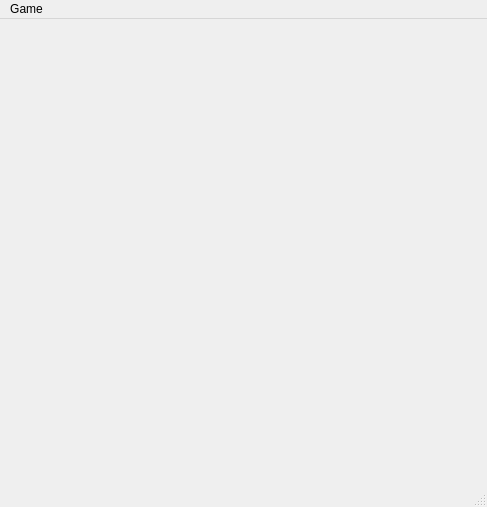
Before: the Qt Designer form PyLearn7-Assignment23/main_window.ui in MahdiAhmadiKamal/PyLearn7-GUI, drawn with Qt 5.
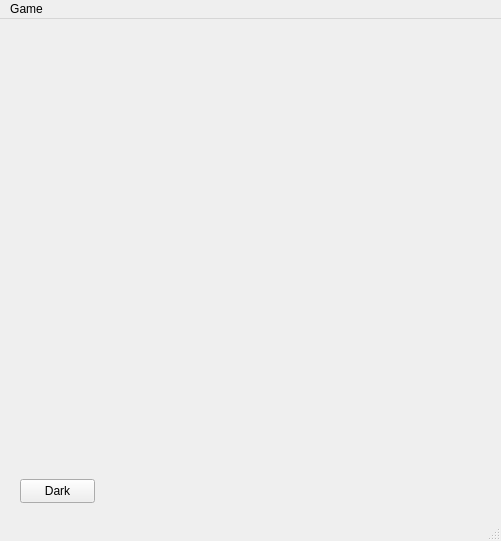
After: the same form once the commit is applied.

The edit to the form file:
```diff
--- a/PyLearn7-Assignment23/main_window.ui
+++ b/PyLearn7-Assignment23/main_window.ui
@@ -6,8 +6,8 @@
    <rect>
     <x>0</x>
     <y>0</y>
-    <width>487</width>
-    <height>507</height>
+    <width>501</width>
+    <height>541</height>
    </rect>
   </property>
   <property name="windowTitle">
@@ -25,13 +25,26 @@
     </property>
     <layout class="QGridLayout" name="grid_layout"/>
    </widget>
+   <widget class="QPushButton" name="btn_dark_light_mode">
+    <property name="geometry">
+     <rect>
+      <x>20</x>
+      <y>460</y>
+      <width>75</width>
+      <height>24</height>
+     </rect>
+    </property>
+    <property name="text">
+     <string>Dark</string>
+    </property>
+   </widget>
   </widget>
   <widget class="QMenuBar" name="menubar">
    <property name="geometry">
     <rect>
      <x>0</x>
      <y>0</y>
-     <width>487</width>
+     <width>501</width>
      <height>22</height>
     </rect>
    </property>
```
